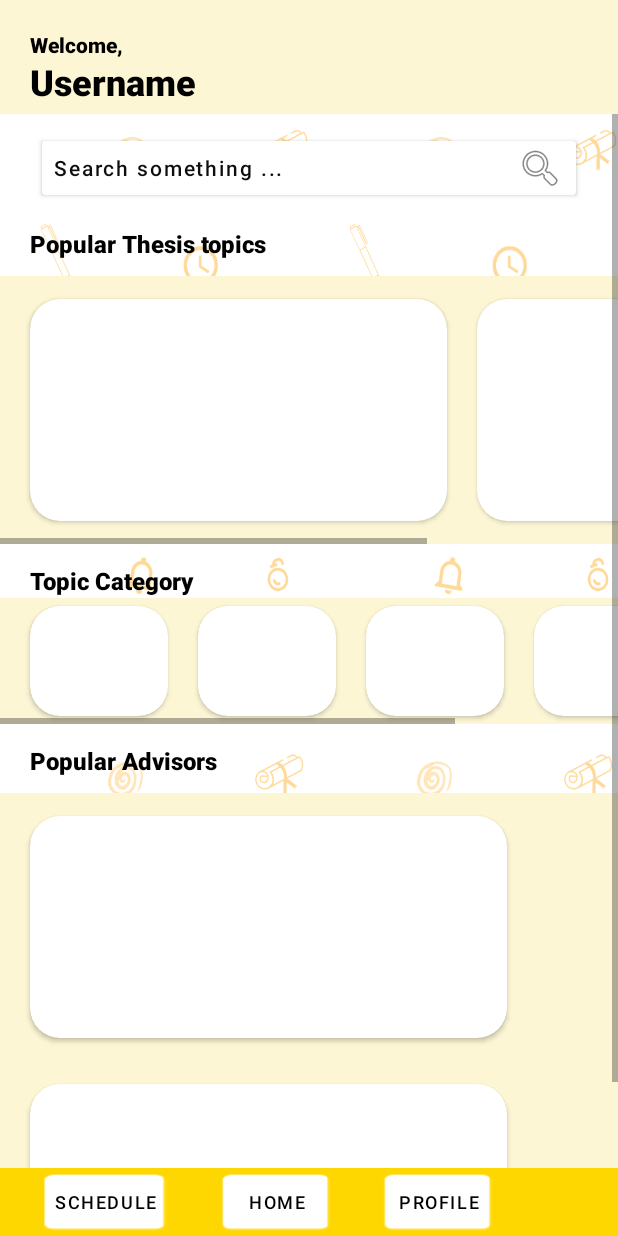
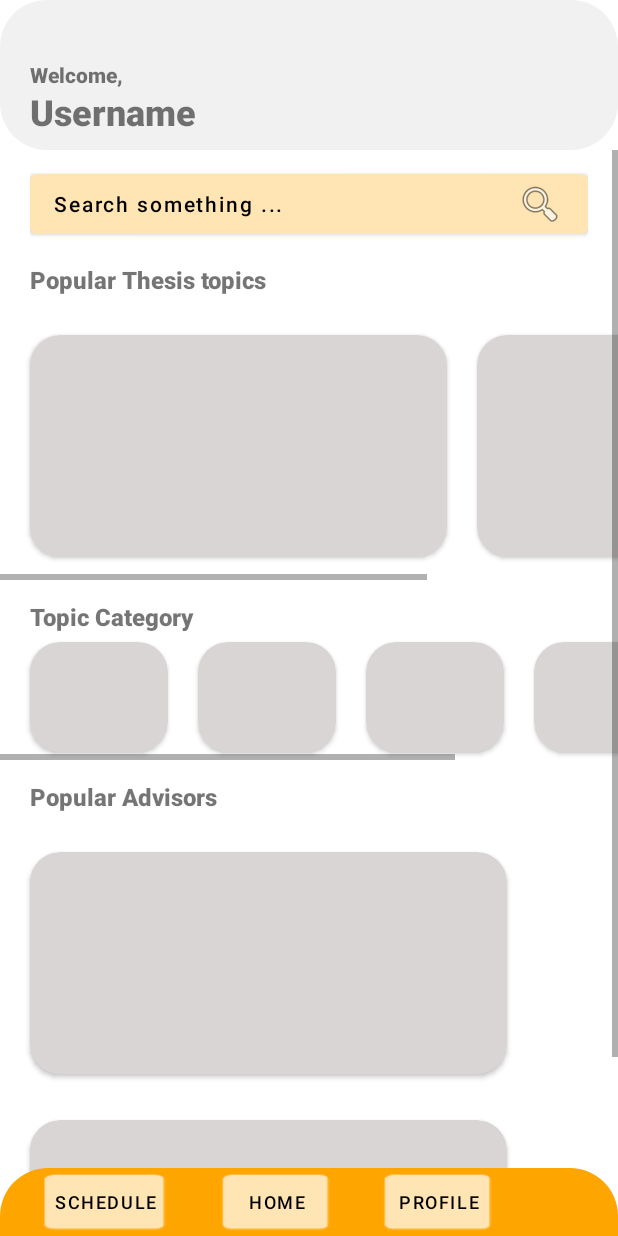
Before and after one commit to AdeKurr/HaloDos, an Android app: the MainActivity screen opened directly, with no data from a screen before it, on a phone screen of 412 x 824 dp. Run offline under Robolectric (Android 15) with nearby library versions, the light colour scheme and no system bars.

Commit message:
update colorTheme fix, new code trasparentStatbar, redisign dashboard color

```diff
--- a/app/src/main/java/com/juaracoding/halodos/MainActivity.java
+++ b/app/src/main/java/com/juaracoding/halodos/MainActivity.java
@@ -3,8 +3,11 @@ package com.juaracoding.halodos;
 import androidx.appcompat.app.AppCompatActivity;
 
 import android.content.Intent;
+import android.os.Build;
 import android.os.Bundle;
 import android.view.View;
+import android.view.Window;
+import android.view.WindowManager;
 import android.widget.Button;
 
 
@@ -15,6 +18,13 @@ public class MainActivity extends AppCompatActivity {
         super.onCreate(savedInstanceState);
         setContentView(R.layout.activity_main);
         btnSearch = findViewById(R.id.btnSearch);
+
+        //transparent statbar
+        if (Build.VERSION.SDK_INT >= Build.VERSION_CODES.KITKAT) {
+            Window w = getWindow();
+            w.setFlags(WindowManager.LayoutParams.FLAG_LAYOUT_NO_LIMITS, WindowManager.LayoutParams.FLAG_LAYOUT_NO_LIMITS);
+        }
+        //ending transparent statbar
 
         btnSearch.setOnClickListener(new View.OnClickListener() {
             @Override
--- /dev/null
+++ b/app/src/main/res/drawable/rounded_botbar_div.xml
@@ -0,0 +1,8 @@
+<?xml version="1.0" encoding="utf-8"?>
+<shape android:shape="rectangle" xmlns:android="http://schemas.android.com/apk/res/android">
+    <solid android:color="@color/gold"/>
+    <stroke android:color="@color/black"/>
+    <corners android:radius="32dp"
+        android:bottomLeftRadius="0dp"
+        android:bottomRightRadius="0dp"/>
+</shape>
--- a/app/src/main/res/layout/activity_login.xml
+++ b/app/src/main/res/layout/activity_login.xml
@@ -2,6 +2,7 @@
 <LinearLayout xmlns:android="http://schemas.android.com/apk/res/android"
     xmlns:app="http://schemas.android.com/apk/res-auto"
     xmlns:tools="http://schemas.android.com/tools"
+    android:fitsSystemWindows="true"
     android:layout_width="match_parent"
     android:layout_height="match_parent"
     android:background="@drawable/bgdoodle"
--- a/app/src/main/res/layout/activity_login_detail.xml
+++ b/app/src/main/res/layout/activity_login_detail.xml
@@ -2,6 +2,7 @@
 <LinearLayout xmlns:android="http://schemas.android.com/apk/res/android"
     xmlns:app="http://schemas.android.com/apk/res-auto"
     xmlns:tools="http://schemas.android.com/tools"
+    android:fitsSystemWindows="true"
     android:layout_width="match_parent"
     android:layout_height="match_parent"
     android:background="@color/white"
--- a/app/src/main/res/layout/activity_main.xml
+++ b/app/src/main/res/layout/activity_main.xml
@@ -2,25 +2,27 @@
 <LinearLayout xmlns:android="http://schemas.android.com/apk/res/android"
     xmlns:app="http://schemas.android.com/apk/res-auto"
     xmlns:tools="http://schemas.android.com/tools"
+    android:fitsSystemWindows="true"
     android:layout_width="match_parent"
     android:layout_height="match_parent"
     android:orientation="vertical"
-    android:background="@drawable/bgdoodle"
+    android:background="@color/white"
     tools:context=".MainActivity">
 
     <LinearLayout
         android:id="@+id/header"
         android:layout_width="match_parent"
-        android:layout_height="wrap_content"
+        android:layout_height="100dp"
         android:orientation="vertical"
-        android:background="#FCF6D5">
+        android:background="@drawable/rounded_div"
+        >
 
         <TextView
             android:id="@+id/greetings"
             android:layout_width="wrap_content"
             android:layout_height="wrap_content"
             android:layout_marginStart="20dp"
-            android:layout_marginTop="20dp"
+            android:layout_marginTop="40dp"
             android:fontFamily="sans-serif-black"
             android:text="Welcome,"
             android:textSize="14sp"
@@ -60,13 +62,12 @@
             android:layout_width="match_parent"
             android:layout_height="wrap_content"
             android:layout_weight="1"
-            android:background="@android:drawable/dialog_holo_dark_frame"
             android:clipToOutline="true"
             android:drawableEnd="@android:drawable/ic_menu_search"
             android:text="Search something ..."
             android:textAlignment="textStart"
             android:textAllCaps="false"
-            android:textColor="#0E0E0E" />
+            android:textColor="@color/black" />
 
 
 
@@ -113,7 +114,6 @@
                 android:id="@+id/linearLayout2"
                 android:layout_width="match_parent"
                 android:layout_height="wrap_content"
-                android:background="#FCF6D5"
                 android:isScrollContainer="true"
                 android:orientation="horizontal"
                 android:layout_marginTop="10dp">
@@ -128,6 +128,7 @@
                     android:alwaysDrawnWithCache="false"
                     android:animateLayoutChanges="false"
                     android:animationCache="false"
+                    android:backgroundTint="#D9D5D5"
                     android:clickable="true"
                     android:elevation="128dp"
                     android:fadeScrollbars="true"
@@ -146,6 +147,7 @@
                     android:layout_marginTop="15dp"
                     android:layout_marginBottom="15dp"
                     app:cardBackgroundColor="#FFFFFF"
+                    android:backgroundTint="#D9D5D5"
                     app:cardCornerRadius="20dp">
                 </androidx.cardview.widget.CardView>
             </LinearLayout>
@@ -193,7 +195,6 @@
                 android:id="@+id/linearLayout3"
                 android:layout_width="match_parent"
                 android:layout_height="wrap_content"
-                android:background="#FCF6D5"
                 android:orientation="horizontal"
                 app:layout_constraintEnd_toEndOf="parent"
                 app:layout_constraintHorizontal_bias="0.358"
@@ -206,6 +207,7 @@
                     android:layout_height="73dp"
                     android:layout_marginStart="20dp"
                     android:layout_marginTop="5dp"
+                    android:backgroundTint="#D9D5D5"
                     android:layout_marginBottom="5dp"
                     app:cardCornerRadius="20dp" />
 
@@ -215,6 +217,7 @@
                     android:layout_height="73dp"
                     android:layout_marginStart="20dp"
                     android:layout_marginTop="5dp"
+                    android:backgroundTint="#D9D5D5"
                     android:layout_marginBottom="5dp"
                     app:cardCornerRadius="20dp">
 
@@ -226,6 +229,7 @@
                     android:layout_height="73dp"
                     android:layout_marginStart="20dp"
                     android:layout_marginTop="5dp"
+                    android:backgroundTint="#D9D5D5"
                     android:layout_marginBottom="5dp"
                     app:cardCornerRadius="20dp">
 
@@ -237,6 +241,7 @@
                     android:layout_height="73dp"
                     android:layout_marginStart="20dp"
                     android:layout_marginTop="5dp"
+                    android:backgroundTint="#D9D5D5"
                     android:layout_marginBottom="5dp"
                     app:cardCornerRadius="20dp">
 
@@ -248,6 +253,7 @@
                     android:layout_height="73dp"
                     android:layout_marginStart="20dp"
                     android:layout_marginTop="5dp"
+                    android:backgroundTint="#D9D5D5"
                     android:layout_marginBottom="5dp"
                     app:cardCornerRadius="20dp">
 
@@ -292,7 +298,6 @@
         android:layout_width="match_parent"
         android:layout_height="wrap_content"
         android:scrollbars="horizontal"
-        android:background="#FCF6D5"
         android:orientation="vertical"
         android:layout_marginTop="10dp">
 
@@ -306,6 +311,7 @@
             android:alwaysDrawnWithCache="false"
             android:animateLayoutChanges="false"
             android:animationCache="false"
+            android:backgroundTint="#D9D5D5"
             android:clickable="true"
             android:elevation="128dp"
             android:fadeScrollbars="true"
@@ -323,6 +329,7 @@
             android:layout_marginStart="20dp"
             android:layout_marginTop="15dp"
             android:layout_marginBottom="15dp"
+            android:backgroundTint="#D9D5D5"
             app:cardBackgroundColor="#FFFFFF"
             app:cardCornerRadius="20dp">
         </androidx.cardview.widget.CardView>
@@ -348,7 +355,7 @@
     android:layout_width="match_parent"
     android:layout_height="wrap_content"
     android:layout_marginTop="-45dp"
-    android:background="@color/statBar"
+    android:background="@drawable/rounded_botbar_div"
     android:orientation="horizontal">
 
     <Button
--- a/app/src/main/res/layout/activity_splash_screen.xml
+++ b/app/src/main/res/layout/activity_splash_screen.xml
@@ -12,8 +12,8 @@
         android:layout_width="match_parent"
         android:layout_height="match_parent"
         android:layout_centerInParent="true"
-        android:src="@drawable/logosplash"
-        android:requiresFadingEdge="horizontal"/>
+        android:requiresFadingEdge="horizontal"
+        android:src="@drawable/logosplash" />
 
     <ProgressBar
         android:id="@+id/progBar"
--- a/app/src/main/res/values-night/themes.xml
+++ b/app/src/main/res/values-night/themes.xml
@@ -2,17 +2,17 @@
     <!-- Base application theme. -->
     <style name="Theme.HaloDos" parent="Theme.MaterialComponents.DayNight.NoActionBar">
         <!-- Primary brand color. -->
-        <item name="colorPrimary">@color/statBar</item>
-        <item name="colorPrimaryVariant">@color/purple_700</item>
+        <item name="colorPrimary">@color/krem</item>
+        <item name="colorPrimaryVariant">@color/krem</item>
         <item name="colorOnPrimary">@color/white</item>
-        <item name="android:textColor">@color/black</item>
         <!-- Secondary brand color. -->
         <item name="colorSecondary">@color/teal_200</item>
         <item name="colorSecondaryVariant">@color/teal_700</item>
-        <item name="colorOnSecondary">@color/statBar</item>
-        <item name="android:windowBackground">@color/statBar2</item>
+        <item name="colorOnSecondary">@color/black</item>
         <!-- Status bar color. -->
-        <item name="android:statusBarColor" tools:targetApi="l">?attr/colorOnPrimary</item>
+        <item name="android:statusBarColor" tools:targetApi="l">?attr/transitionPathRotate</item>
         <!-- Customize your theme here. -->
+        <item name="android:windowTranslucentStatus">true</item>
+        <item name="android:windowTranslucentNavigation">true</item>
     </style>
 </resources>
--- a/app/src/main/res/values/colors.xml
+++ b/app/src/main/res/values/colors.xml
@@ -1,5 +1,15 @@
 <?xml version="1.0" encoding="utf-8"?>
 <resources>
+<!--    <color name="purple_200">#FFBB86FC</color>-->
+<!--    <color name="purple_500">#FF6200EE</color>-->
+<!--    <color name="purple_700">#FF3700B3</color>-->
+<!--    <color name="teal_200">#FF03DAC5</color>-->
+<!--    <color name="teal_700">#FF018786</color>-->
+<!--    <color name="black">#FF000000</color>-->
+<!--    <color name="white">#FFFFFFFF</color>-->
+<!--    <color name="statBar">#FFD700</color>-->
+<!--    <color name="statBar2">#30FFFFFF</color>-->
+<!--    <drawable name="statimg">@drawable/bgdoodle</drawable>-->
     <color name="purple_200">#FFBB86FC</color>
     <color name="purple_500">#FF6200EE</color>
     <color name="purple_700">#FF3700B3</color>
@@ -7,7 +17,9 @@
     <color name="teal_700">#FF018786</color>
     <color name="black">#FF000000</color>
     <color name="white">#FFFFFFFF</color>
-    <color name="statBar">#FFD700</color>
-    <color name="statBar2">#30FFFFFF</color>
-    <drawable name="statimg">@drawable/bgdoodle</drawable>
+
+<!--    nu colors-->
+    <color name="gold">#FFA500</color>
+    <color name="krem">#FFE4B4</color>
+    <color name="buabu">#D9D5D5</color>
 </resources>
--- a/app/src/main/res/values/themes.xml
+++ b/app/src/main/res/values/themes.xml
@@ -2,18 +2,18 @@
     <!-- Base application theme. -->
     <style name="Theme.HaloDos" parent="Theme.MaterialComponents.DayNight.NoActionBar">
         <!-- Primary brand color. -->
-        <item name="colorPrimary">@color/design_default_color_background</item>
-        <item name="colorPrimaryVariant">@color/purple_700</item>
+        <item name="colorPrimary">@color/krem</item>
+        <item name="colorPrimaryVariant">@color/krem</item>
         <item name="colorOnPrimary">@color/white</item>
-        <item name="android:textColor">@color/black</item>
         <!-- Secondary brand color. -->
         <item name="colorSecondary">@color/teal_200</item>
         <item name="colorSecondaryVariant">@color/teal_700</item>
-        <item name="colorOnSecondary">@color/statBar</item>
-        <item name="android:windowBackground">@color/statBar2</item>
+        <item name="colorOnSecondary">@color/black</item>
         <!-- Status bar color. -->
         <item name="android:statusBarColor" tools:targetApi="l">?attr/colorOnPrimary</item>
         <!-- Customize your theme here. -->
+        <item name="android:windowTranslucentStatus">true</item>
+        <item name="android:windowTranslucentNavigation">true</item>
     </style>
 
 </resources>
```
Also changed, not shown: app/src/main/java/com/juaracoding/halodos/BookingActivity.java (+11 -0 lines), app/src/main/java/com/juaracoding/halodos/DetailDosenActivity.java (+11 -0 lines), app/src/main/java/com/juaracoding/halodos/LoginActivity.java (+9 -4 lines), app/src/main/java/com/juaracoding/halodos/LoginDetailAct.java (+11 -0 lines), app/src/main/java/com/juaracoding/halodos/SearchActivity.java (+10 -0 lines), app/src/main/res/layout/activity_booking.xml (+4 -3 lines), app/src/main/res/layout/activity_detail_dosen.xml (+4 -3 lines), app/src/main/res/layout/activity_search.xml (+15 -10 lines).
